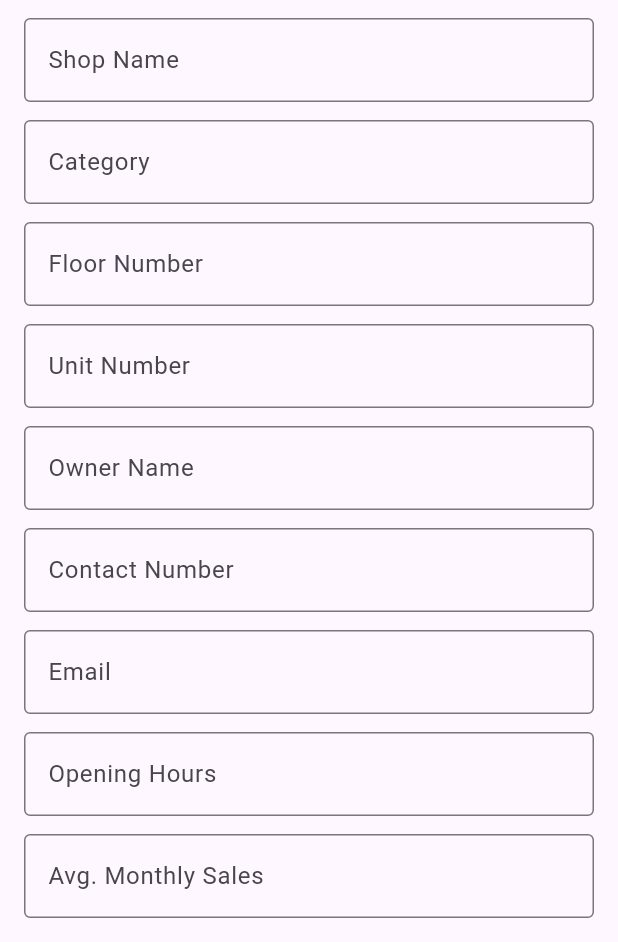
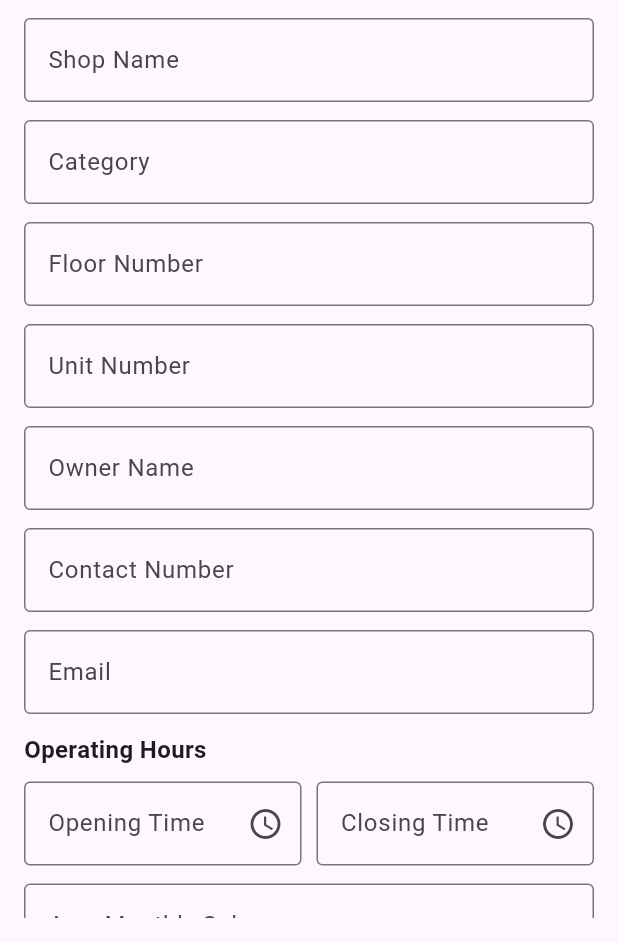
Before and after one commit to parasshakya/mall_app, a Flutter app: the AddShopScreen screen opened directly, on a phone screen of 412 x 824 dp, the part 294-1236 px from its top. Run offline on Flutter 3.47's test engine with Material 3 defaults, Android fonts, the phone set to English and light mode, and no system bars; our stand-ins replace connectivity_plus, csv, file_picker, flutter_bloc, hive, hive_flutter and 3 more; missing offline and left inert: excel; accounts and stored records are empty.

Commit message:
add time picker for adding shop

```diff
--- a/lib/screens/add_shop_screen.dart
+++ b/lib/screens/add_shop_screen.dart
@@ -38,6 +38,8 @@ class _AddShopScreenState extends State<AddShopScreen> {
   final TextEditingController _openingHoursController = TextEditingController();
   final TextEditingController _salesController = TextEditingController();
   final TextEditingController _trafficController = TextEditingController();
+  final TextEditingController _openingTimeController = TextEditingController();
+  final TextEditingController _closingTimeController = TextEditingController();
 
   // Multi-select lists
   List<String> selectedProducts = [];
@@ -97,7 +99,17 @@ class _AddShopScreenState extends State<AddShopScreen> {
       String ownerName = _ownerNameController.text;
       String contactNumber = _contactNumberController.text;
       String email = _emailController.text;
-      String openingHours = _openingHoursController.text;
+      String? openingTime = _openingTimeController.text.isNotEmpty
+          ? _openingTimeController.text
+          : null;
+      String? closingTime = _closingTimeController.text.isNotEmpty
+          ? _closingTimeController.text
+          : null;
+      String openingHours = "";
+
+      if (openingTime != null && closingTime != null) {
+        openingHours = "$openingTime - $closingTime";
+      }
       double? avgSales = _salesController.text.isNotEmpty
           ? double.parse(_salesController.text)
           : null;
@@ -169,8 +181,7 @@ class _AddShopScreenState extends State<AddShopScreen> {
                 _buildTextField(_contactNumberController, "Contact Number",
                     "Enter Contact Number"),
                 _buildTextField(_emailController, "Email", "Enter Email"),
-                _buildTextField(_openingHoursController, "Opening Hours",
-                    "e.g., 10 AM - 9 PM"),
+                _buildTimeSelector(),
                 _buildTextField(_salesController, "Avg. Monthly Sales",
                     "Enter Avg. Monthly Sales",
                     isNumber: true),
@@ -201,6 +212,75 @@ class _AddShopScreenState extends State<AddShopScreen> {
         ),
       ),
     );
+  }
+
+  Widget _buildTimeSelector() {
+    return Padding(
+      padding: const EdgeInsets.only(bottom: 12.0),
+      child: Column(
+        crossAxisAlignment: CrossAxisAlignment.start,
+        children: [
+          Text("Operating Hours",
+              style: TextStyle(fontSize: 16, fontWeight: FontWeight.bold)),
+          SizedBox(height: 10),
+          Row(
+            children: [
+              Expanded(
+                child: TextFormField(
+                  controller: _openingTimeController,
+                  readOnly: true,
+                  decoration: InputDecoration(
+                    labelText: "Opening Time",
+                    suffixIcon: Icon(Icons.access_time),
+                    border: OutlineInputBorder(),
+                  ),
+                  onTap: () => _selectTime(context, _openingTimeController),
+                  validator: (value) {
+                    if (value == null || value.isEmpty) {
+                      return "Please enter opening time";
+                    }
+                    return null;
+                  },
+                ),
+              ),
+              SizedBox(width: 10),
+              Expanded(
+                child: TextFormField(
+                  controller: _closingTimeController,
+                  readOnly: true,
+                  decoration: InputDecoration(
+                    labelText: "Closing Time",
+                    suffixIcon: Icon(Icons.access_time),
+                    border: OutlineInputBorder(),
+                  ),
+                  onTap: () => _selectTime(context, _closingTimeController),
+                  validator: (value) {
+                    if (value == null || value.isEmpty) {
+                      return "Please enter closing time";
+                    }
+                    return null;
+                  },
+                ),
+              ),
+            ],
+          ),
+        ],
+      ),
+    );
+  }
+
+  Future<void> _selectTime(
+      BuildContext context, TextEditingController controller) async {
+    TimeOfDay? pickedTime = await showTimePicker(
+      context: context,
+      initialTime: TimeOfDay.now(),
+    );
+
+    if (pickedTime != null) {
+      setState(() {
+        controller.text = pickedTime.format(context);
+      });
+    }
   }
 
   Widget _buildImageSelector() {
```
